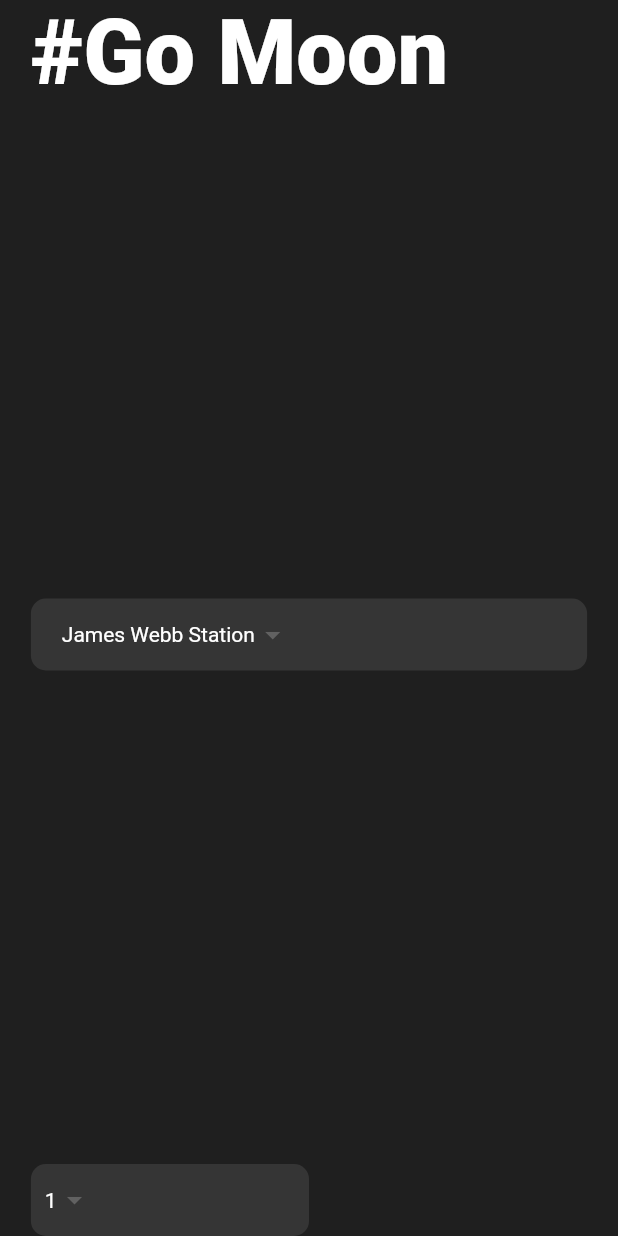
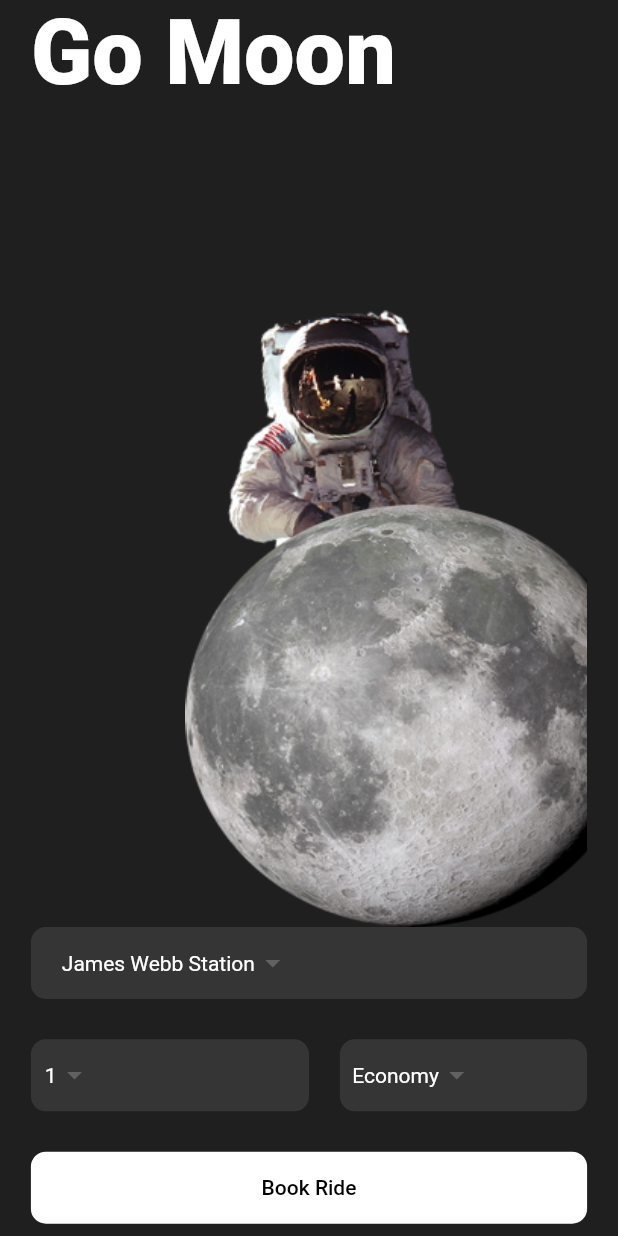
Before and after one commit to MdakaMM/go_moon_app, a Flutter app: the screen it shows after launch, on a phone screen of 412 x 824 dp. Run offline on Flutter 3.47's test engine with Material 2 defaults, Android fonts, the phone set to English and light mode, and no system bars.

Commit message:
last commit

```diff
--- a/lib/main.dart
+++ b/lib/main.dart
@@ -12,8 +12,9 @@ class App extends StatelessWidget {
   Widget build(BuildContext context) {
     return MaterialApp(
         title: "Go Moon Application",
-        theme:
-            ThemeData(scaffoldBackgroundColor: const Color.fromARGB(255, 31, 31, 31)),
+        debugShowCheckedModeBanner: false,
+        theme: ThemeData(
+            scaffoldBackgroundColor: const Color.fromARGB(255, 31, 31, 31)),
         home: HomePage());
   }
 }
--- a/lib/pages/home_page.dart
+++ b/lib/pages/home_page.dart
@@ -23,14 +23,21 @@ class HomePage extends StatelessWidget {
               width: _deviceWidth,
               //This padding property is used to make the container in the middle
               padding: EdgeInsets.symmetric(horizontal: _deviceWidth * 0.05),
-              child: Column(
+              child: Stack(
+                children: [
+                  Column(
                     mainAxisAlignment: MainAxisAlignment.spaceBetween,
                     mainAxisSize: MainAxisSize.max,
                     crossAxisAlignment: CrossAxisAlignment.start,
                     children: [
                       _pageTitle(),
-                  MyWidget(),
-                  TravellersInfoWidget(),
+                      BookRideWidget(),
+                    ],
+                  ),
+                  Align(
+                    alignment: Alignment.centerRight,
+                    child: AstroImageWidget(),
+                  ),
                 ],
               ))),
     );
@@ -39,23 +46,42 @@ class HomePage extends StatelessWidget {
 
 //This is the function created saperatly wich can be called as method
 Widget _pageTitle() {
-  return const Text("#Go Moon",
+  return const Text("Go Moon",
       style: TextStyle(
           color: Colors.white, fontSize: 60, fontWeight: FontWeight.w800));
 }
 
-Widget _astroImageWidget() {
+class AstroImageWidget extends StatelessWidget {
+  late double _deviceHeight, _deviceWidth;
+  AstroImageWidget({Key? key}) : super(key: key);
+
+  @override
+  Widget build(BuildContext context) {
+    _deviceHeight = MediaQuery.of(context).size.height;
+    _deviceWidth = MediaQuery.of(context).size.width;
     return Container(
+      height: _deviceHeight * 0.50,
+      width: _deviceWidth * 0.65,
       decoration: const BoxDecoration(
           image: DecorationImage(
               fit: BoxFit.fill,
               image: AssetImage("assets/images/astro_moon.png"))),
     );
   }
+}
 
-class MyWidget extends StatelessWidget {
+// Widget _astroImageWidget() {
+//   return Container(
+//     decoration: const BoxDecoration(
+//         image: DecorationImage(
+//             fit: BoxFit.fill,
+//             image: AssetImage("assets/images/astro_moon.png"))),
+//   );
+// }
+
+class DestinationDropdownWidget extends StatelessWidget {
   late double _deviceHeight, _deviceWidth;
-  MyWidget({Key? key}) : super(key: key);
+  DestinationDropdownWidget({Key? key}) : super(key: key);
 
   @override
   Widget build(BuildContext context) {
@@ -79,9 +105,65 @@ class TravellersInfoWidget extends StatelessWidget {
   Widget build(BuildContext context) {
     _deviceHeight = MediaQuery.of(context).size.height;
     _deviceWidth = MediaQuery.of(context).size.width;
-    return CustomDropdownBtn(
+    return Row(
+      mainAxisAlignment: MainAxisAlignment.spaceBetween,
+      mainAxisSize: MainAxisSize.max,
+      crossAxisAlignment: CrossAxisAlignment.center,
+      children: [
+        CustomDropdownBtn(
           values: const ['1', '2', '3', '4'],
           width: _deviceWidth * 0.45,
+        ),
+        CustomDropdownBtn(
+          values: const ['Economy', 'Business', 'First', 'Last'],
+          width: _deviceWidth * 0.40,
+        ),
+      ],
     );
   }
 }
+
+class BookRideWidget extends StatelessWidget {
+  late double _deviceHeight, _deviceWidth;
+  BookRideWidget({Key? key}) : super(key: key);
+
+  @override
+  Widget build(BuildContext context) {
+    _deviceHeight = MediaQuery.of(context).size.height;
+    _deviceWidth = MediaQuery.of(context).size.width;
+    return Container(
+        height: _deviceHeight * 0.25,
+        child: Column(
+          mainAxisAlignment: MainAxisAlignment.spaceBetween,
+          mainAxisSize: MainAxisSize.max,
+          crossAxisAlignment: CrossAxisAlignment.center,
+          children: [
+            DestinationDropdownWidget(),
+            TravellersInfoWidget(),
+            RideButton(),
+          ],
+        ));
+  }
+}
+
+class RideButton extends StatelessWidget {
+  late double _deviceHeight, _deviceWidth;
+  RideButton({Key? key}) : super(key: key);
+
+  @override
+  Widget build(BuildContext context) {
+    _deviceHeight = MediaQuery.of(context).size.height;
+    _deviceWidth = MediaQuery.of(context).size.width;
+    return Container(
+        margin: EdgeInsets.only(bottom: _deviceHeight * 0.01),
+        width: _deviceWidth,
+        decoration: BoxDecoration(
+            color: Colors.white, borderRadius: BorderRadius.circular(10)),
+        child: MaterialButton(
+            onPressed: () {},
+            child: const Text(
+              "Book Ride",
+              style: TextStyle(color: Colors.black),
+            )));
+  }
+}
```
Lines whose indentation alone changed are shown as unchanged.
